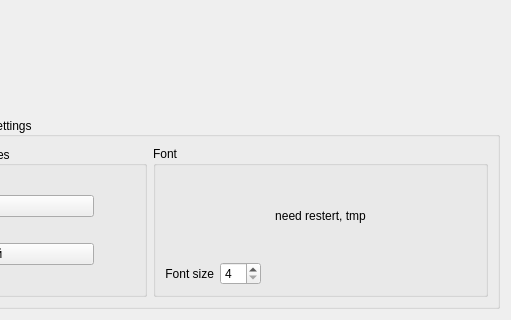
This is widgets/advancedsettings.ui in FreeJoy-Team/FreeJoyConfiguratorQt as Qt 5 draws it before an edit; both pictures show x 551 to 1062 and y 283 to 603 of the 1062 by 603 pixel window. The edited form follows.
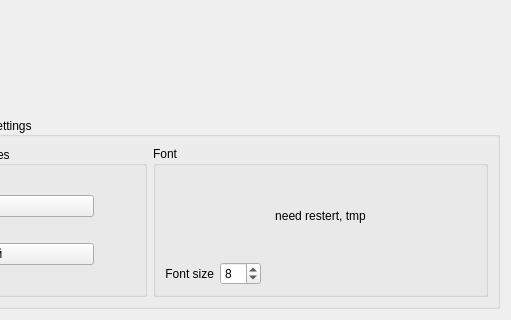
This is the edited form.

Patch:
```diff
--- a/widgets/advancedsettings.ui
+++ b/widgets/advancedsettings.ui
@@ -335,10 +335,13 @@
             </sizepolicy>
            </property>
            <property name="minimum">
-            <number>4</number>
+            <number>6</number>
            </property>
            <property name="maximum">
-            <number>16</number>
+            <number>12</number>
+           </property>
+           <property name="value">
+            <number>8</number>
            </property>
           </widget>
          </item>
```
